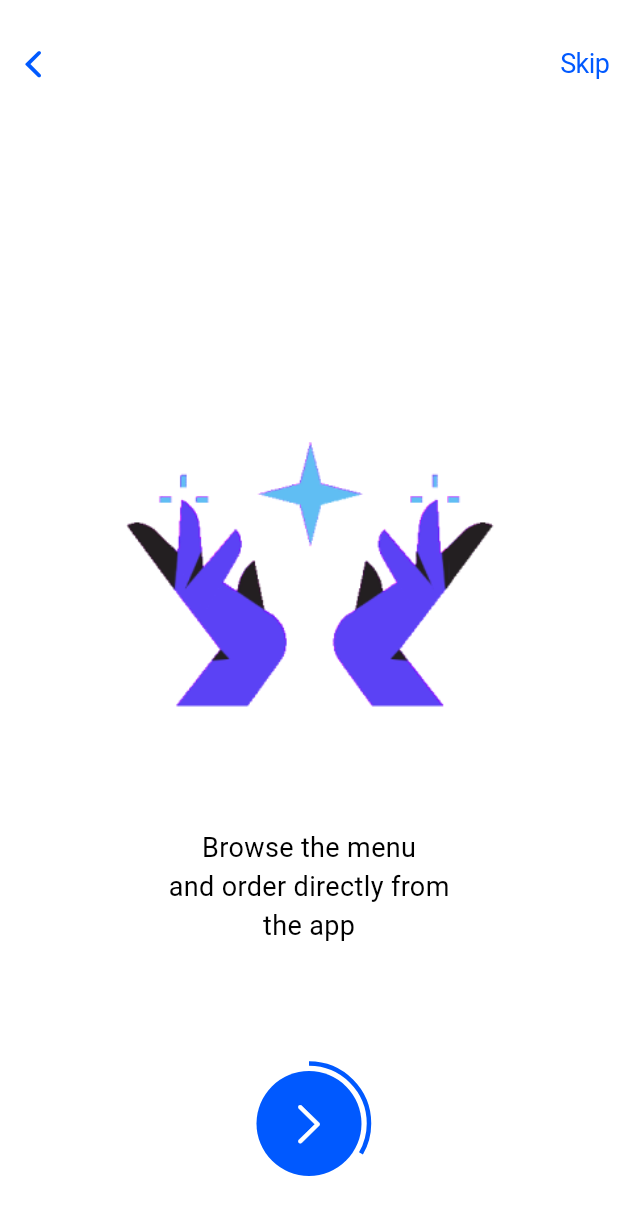
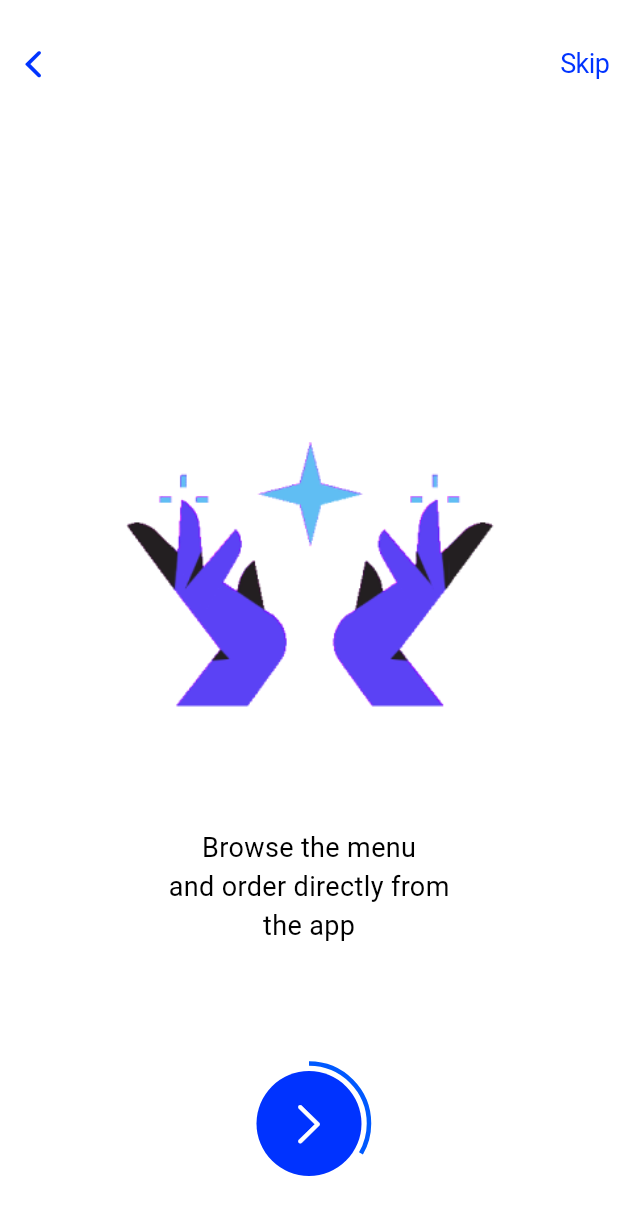
Before and after one commit to STEVENNNN76/REXA-UI, a Flutter app: the screen it shows after launch, after a tap on an icon or button, on a phone screen of 412 x 824 dp. Shown: the top 1215 px of the screen. Run offline on Flutter 3.47's test engine with Material 3 defaults, Android fonts, the light colour scheme and no system bars.

Commit message:
bug fixes

```diff
--- a/lib/Features/Onboarding Page/Screens/oboardingpage.dart
+++ b/lib/Features/Onboarding Page/Screens/oboardingpage.dart
@@ -1,5 +1,3 @@
-import 'package:flutter/cupertino.dart';
-import 'package:flutter/material.dart';
 /*
 class OnboardingScreen extends StatefulWidget {
   const OnboardingScreen({super.key});
@@ -599,7 +597,7 @@ class OnboardingScreen extends StatefulWidget {
   const OnboardingScreen({super.key});
 
   @override
-  _OnboardingScreenState createState() => _OnboardingScreenState();
+  State<OnboardingScreen> createState() => _OnboardingScreenState();
 }
 
 class _OnboardingScreenState extends State<OnboardingScreen> {
@@ -608,7 +606,7 @@ class _OnboardingScreenState extends State<OnboardingScreen> {
     const OnboardPage1(),
     const OnboardPage2(),
     const OnboardPage3(),
-    const OnboardPage4(), // Add the new page here
+    const OnboardPage4(),
   ];
   double currentPage = 0; // Track the current page for progress indicator
 
@@ -638,7 +636,7 @@ class _OnboardingScreenState extends State<OnboardingScreen> {
                     child: const Icon(
                       CupertinoIcons.back,
                       size: 28,
-                      color: Color.fromARGB(255, 0, 89, 255),
+                      color: Color.fromARGB(255, 0, 51, 255),
                     ),
                   ),
                 if (currentPage !=
@@ -658,7 +656,7 @@ class _OnboardingScreenState extends State<OnboardingScreen> {
                         "Skip",
                         style: TextStyle(
                           fontSize: 18,
-                          color: Color.fromARGB(255, 0, 89, 255),
+                          color: Color.fromARGB(255, 0, 51, 255),
                         ),
                       ),
                     ),
@@ -700,7 +698,7 @@ class _OnboardingScreenState extends State<OnboardingScreen> {
                       height:
                           70, //  size of the inner container (box decoration)
                       decoration: const BoxDecoration(
-                        color: Color.fromARGB(255, 0, 89, 255),
+                        color: Color.fromARGB(255, 0, 51, 255),
                         shape: BoxShape.circle,
                       ),
                       child: const Center(
@@ -751,7 +749,7 @@ class OnboardPage1 extends StatelessWidget {
             'lib/components/rexa.png',
             width: 300,
           ),
-          const SizedBox(height: 100),
+          const SizedBox(height: 50),
         ],
       ),
     );
@@ -817,7 +815,7 @@ class OnboardPage3 extends StatelessWidget {
             'lib/components/scooter.png',
             width: 300,
           ),
-          const SizedBox(height: 35),
+          const SizedBox(height: 50),
           const Text(
             "Your order will be",
             style: TextStyle(
```
